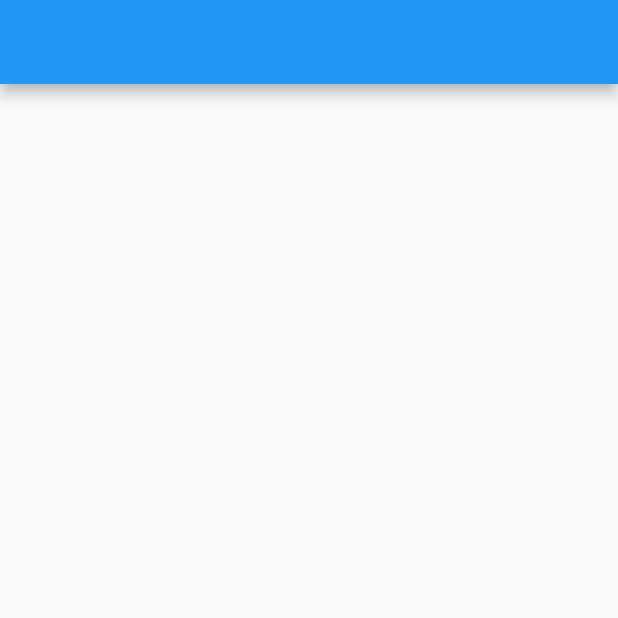
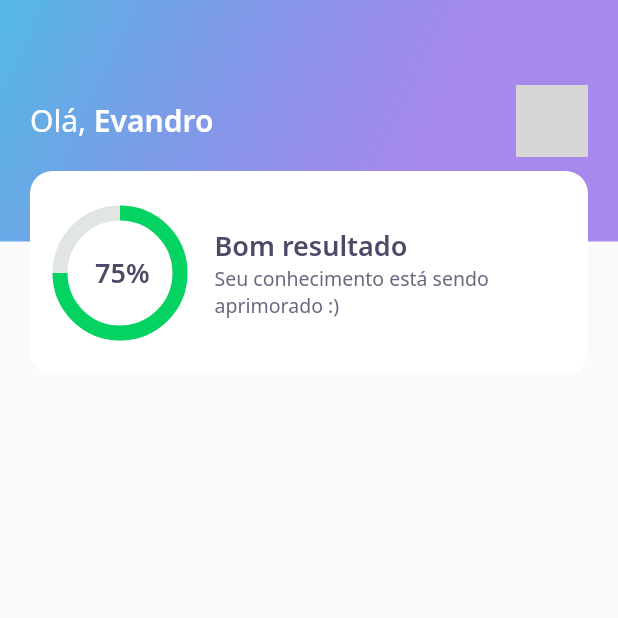
Before and after one commit to rockevandro/dev_quiz_flutter_app, a Flutter app: the screen it shows after launch, on a phone screen of 412 x 824 dp, the top half of it. Run offline on Flutter 3.47's test engine with Material 2 defaults, Android fonts, the phone set to English and light mode, and no system bars; our stand-ins replace google_fonts; network calls fail; grey boxes are pictures that could not be loaded.

Commit message:
feat: add home app bar with circular chart and score card

```diff
--- a/lib/pages/home/home_page.dart
+++ b/lib/pages/home/home_page.dart
@@ -1,3 +1,4 @@
+import 'package:dev_quiz/pages/home/widgets/home_app_bar.dart';
 import 'package:flutter/material.dart';
 
 class HomePage extends StatefulWidget {
@@ -9,7 +10,7 @@ class _HomePageState extends State<HomePage> {
   @override
   Widget build(BuildContext context) {
     return Scaffold(
-      appBar: AppBar(),
+      appBar: HomeAppBar(),
       body: Container(
 
       ),
--- /dev/null
+++ b/lib/pages/home/widgets/circular_chart.dart
@@ -0,0 +1,39 @@
+import 'package:dev_quiz/core/app_colors.dart';
+import 'package:dev_quiz/core/app_text_styles.dart';
+import 'package:flutter/material.dart';
+import 'package:flutter/rendering.dart';
+
+class CircularChart extends StatefulWidget {
+  @override
+  _CircularChartState createState() => _CircularChartState();
+}
+
+class _CircularChartState extends State<CircularChart> {
+  @override
+  Widget build(BuildContext context) {
+    return Container(
+      height: 80,
+      width: 80,
+      child: Stack(
+        children: [
+          Container(
+            height: 80,
+            width: 80,
+            child: CircularProgressIndicator(
+              strokeWidth: 10,
+              value: .75,
+              backgroundColor: AppColors.chartSecondary,
+              valueColor: AlwaysStoppedAnimation<Color>(AppColors.chartPrimary),
+            ),
+          ),
+          Center(
+            child: Text(
+              "75%",
+              style: AppTextStyles.heading,
+            ),
+          )
+        ],
+      ),
+    );
+  }
+}
--- /dev/null
+++ b/lib/pages/home/widgets/home_app_bar.dart
@@ -0,0 +1,53 @@
+import 'package:dev_quiz/core/app_gradients.dart';
+import 'package:dev_quiz/core/core.dart';
+import 'package:dev_quiz/pages/home/widgets/score_card.dart';
+import 'package:flutter/material.dart';
+
+class HomeAppBar extends PreferredSize {
+  HomeAppBar()
+      : super(
+          preferredSize: Size.fromHeight(250),
+          child: Container(
+            height: 250,
+            child: Stack(
+              children: [
+                Container(
+                  height: 161,
+                  width: double.maxFinite,
+                  padding: EdgeInsets.symmetric(horizontal: 20),
+                  decoration: BoxDecoration(gradient: AppGradients.linear),
+                  child: Row(
+                    mainAxisAlignment: MainAxisAlignment.spaceBetween,
+                    children: [
+                      Row(
+                        children: [
+                          Text("Olá, ", style: AppTextStyles.title),
+                          Text("Evandro", style: AppTextStyles.titleBold),
+                        ],
+                      ),
+                      Container(
+                        height: 48,
+                        width: 48,
+                        decoration: BoxDecoration(
+                          borderRadius: BorderRadius.circular(10),
+                          image: DecorationImage(
+                            image: NetworkImage(
+                                "https://avatars.githubusercontent.com/u/15194739?v=4"),
+                          ),
+                        ),
+                      ),
+                    ],
+                  ),
+                ),
+                Align(
+                  alignment: Alignment(0.0, 1.0),
+                  child: Padding(
+                    padding: EdgeInsets.symmetric(horizontal: 20),
+                    child: ScoreCard(),
+                  ),
+                )
+              ],
+            ),
+          ),
+        );
+}
--- /dev/null
+++ b/lib/pages/home/widgets/score_card.dart
@@ -0,0 +1,43 @@
+import 'package:dev_quiz/core/core.dart';
+import 'package:dev_quiz/pages/home/widgets/circular_chart.dart';
+import 'package:flutter/material.dart';
+
+class ScoreCard extends StatelessWidget {
+  @override
+  Widget build(BuildContext context) {
+    return Container(
+      padding: EdgeInsets.symmetric(horizontal: 20),
+      height: 136,
+      decoration: BoxDecoration(
+        color: AppColors.white,
+        borderRadius: BorderRadius.circular(15),
+      ),
+      child: Row(
+        crossAxisAlignment: CrossAxisAlignment.center,
+        children: [
+          Expanded(child: CircularChart(), flex: 1),
+          Expanded(
+            flex: 3,
+            child: Padding(
+              padding: const EdgeInsets.only(left: 20),
+              child: Column(
+                mainAxisAlignment: MainAxisAlignment.center,
+                crossAxisAlignment: CrossAxisAlignment.start,
+                children: [
+                  Text(
+                    "Bom resultado",
+                    style: AppTextStyles.heading,
+                  ),
+                  Text(
+                    "Seu conhecimento está sendo aprimorado :)",
+                    style: AppTextStyles.body,
+                  ),
+                ],
+              ),
+            ),
+          )
+        ],
+      ),
+    );
+  }
+}
```
